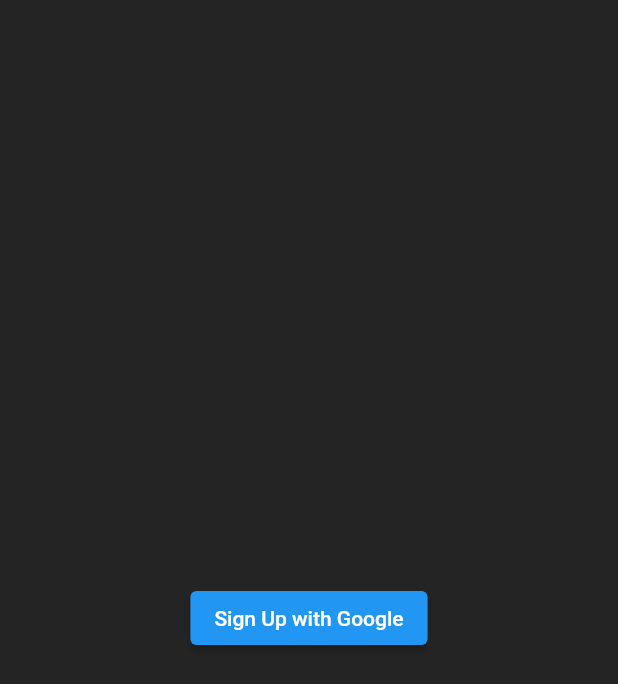
After one commit to Kamlit/watering_tracker, a Flutter app: the screen it shows after launch, after a tap on "Sign Up with Google", on a phone screen of 412 x 824 dp. The commit adds this screen. Shown: the top 684 px of the screen. Run offline on Flutter 3.47's test engine with Material 2 defaults, Android fonts, the phone set to English and light mode, and no system bars; our stand-ins replace bloc, equatable, firebase_auth, firebase_core, flutter_bloc, google_sign_in; accounts and stored records are empty; network calls fail; statements that could not run were skipped.

Commit message:
google authentication

```diff
--- /dev/null
+++ b/lib/logic/blocs/authentication_bloc.dart
@@ -0,0 +1,61 @@
+import 'package:drink_tracker/logic/repositories/authorization_repository.dart';
+import 'package:equatable/equatable.dart';
+import 'package:firebase_auth/firebase_auth.dart';
+import 'package:flutter/material.dart';
+import 'package:flutter_bloc/flutter_bloc.dart';
+
+part 'authentication_state.dart';
+part 'authentication_event.dart';
+
+class AuthenticationBloc extends Bloc<AuthenticationEvent, AuthenticationState> {
+  AuthenticationBloc({
+    required this.authorizationRepository,
+  }) : super(AuthenticationUninitialized()) {
+    on<AppStarted>(_onAppStarted);
+    on<SignInRequested>(_onSignInRequested);
+    on<SignOutRequested>(_onSignOutRequested);
+  }
+
+  void _onAppStarted(
+    AppStarted event,
+    Emitter<AuthenticationState> emit,
+  ) {
+    bool isUserLogged;
+    if (FirebaseAuth.instance.currentUser != null) {
+      isUserLogged = true;
+    } else {
+      isUserLogged = false;
+    }
+    if (isUserLogged) {
+      emit(Authenticated());
+    } else {
+      emit(Unauthenticated());
+    }
+    print(isUserLogged);
+  }
+
+  Future<void> _onSignInRequested(
+    SignInRequested event,
+    Emitter<AuthenticationState> emit,
+  ) async {
+    emit(AuthenticationLoading());
+    try {
+      await authorizationRepository.signIn();
+      emit(Authenticated());
+    } catch (e) {
+      emit(AuthenticationError(e.toString()));
+      emit(Unauthenticated());
+    }
+  }
+
+  Future<void> _onSignOutRequested(
+    SignOutRequested event,
+    Emitter<AuthenticationState> emit,
+  ) async {
+    emit(AuthenticationLoading());
+    await authorizationRepository.signOut();
+    emit(Unauthenticated());
+  }
+
+  final AuthorizationRepository authorizationRepository;
+}
--- /dev/null
+++ b/lib/logic/blocs/authentication_event.dart
@@ -0,0 +1,12 @@
+part of 'authentication_bloc.dart';
+
+abstract class AuthenticationEvent extends Equatable {
+  @override
+  List<Object> get props => [];
+}
+
+class AppStarted extends AuthenticationEvent {}
+
+class SignInRequested extends AuthenticationEvent {}
+
+class SignOutRequested extends AuthenticationEvent {}
--- /dev/null
+++ b/lib/logic/blocs/authentication_state.dart
@@ -0,0 +1,33 @@
+part of 'authentication_bloc.dart';
+
+@immutable
+abstract class AuthenticationState extends Equatable {}
+
+class AuthenticationUninitialized extends AuthenticationState {
+  @override
+  List<Object?> get props => [];
+}
+
+class AuthenticationLoading extends AuthenticationState {
+  @override
+  List<Object?> get props => [];
+}
+
+class Authenticated extends AuthenticationState {
+  @override
+  List<Object?> get props => [];
+}
+
+class Unauthenticated extends AuthenticationState {
+  @override
+  List<Object?> get props => [];
+}
+
+class AuthenticationError extends AuthenticationState {
+  AuthenticationError(this.error);
+
+  final String error;
+
+  @override
+  List<Object?> get props => [error];
+}
--- a/lib/logic/repositories/authorization_repository.dart
+++ b/lib/logic/repositories/authorization_repository.dart
@@ -3,10 +3,11 @@ import 'package:google_sign_in/google_sign_in.dart';
 
 class AuthorizationRepository {
   final _firebaseAuth = FirebaseAuth.instance;
+  final _googleSignIn = GoogleSignIn();
 
   Future<void> signIn() async {
     try {
-      final googleUser = await GoogleSignIn().signIn();
+      final googleUser = await _googleSignIn.signIn();
 
       final googleAuth = await googleUser?.authentication;
 
@@ -15,7 +16,8 @@ class AuthorizationRepository {
         idToken: googleAuth?.idToken,
       );
 
-      await FirebaseAuth.instance.signInWithCredential(credential);
+      await _firebaseAuth.signInWithCredential(credential);
+
     } catch (e) {
       throw Exception(e.toString());
     }
@@ -23,6 +25,7 @@ class AuthorizationRepository {
 
   Future<void> signOut() async {
     try {
+      await _googleSignIn.disconnect();
       await _firebaseAuth.signOut();
     } catch (e) {
       throw Exception(e);
--- /dev/null
+++ b/lib/logic/routes.dart
@@ -0,0 +1,16 @@
+import 'package:drink_tracker/presentation/screens/home/home_screen.dart';
+import 'package:drink_tracker/presentation/screens/login/login_screen.dart';
+import 'package:drink_tracker/presentation/screens/loading/loading_screen.dart';
+import 'package:flutter/material.dart';
+
+class Routes {
+  static const String homeScreen = '/home';
+  static const String loginScreen = '/login';
+  static const String splashScreen = '/splash';
+
+  static Map<String, Widget Function(BuildContext)> routes = {
+    homeScreen: (_) => const HomeScreen(),
+    loginScreen: (_) => const LoginScreen(),
+    splashScreen: (_) => const LoadingScreen(),
+  };
+}
--- a/lib/main.dart
+++ b/lib/main.dart
@@ -1,14 +1,20 @@
+import 'package:drink_tracker/logic/blocs/authentication_bloc.dart';
+import 'package:drink_tracker/logic/blocs/authentication_observer.dart';
+import 'package:drink_tracker/logic/repositories/authorization_repository.dart';
+import 'package:drink_tracker/logic/routes.dart';
 import 'package:drink_tracker/presentation/screens/home/home_screen.dart';
+import 'package:drink_tracker/presentation/screens/login/login_screen.dart';
+import 'package:drink_tracker/presentation/screens/loading/loading_screen.dart';
+import 'package:firebase_auth/firebase_auth.dart';
+import 'package:firebase_core/firebase_core.dart';
 import 'package:flutter/material.dart';
-import 'package:simple_circular_progress_bar/simple_circular_progress_bar.dart';
-import 'package:syncfusion_flutter_charts/charts.dart';
-import 'package:firebase_core/firebase_core.dart';
-import 'dart:math' as math;
+import 'package:flutter_bloc/flutter_bloc.dart';
 
-Future main() async {
+Future<void> main() async {
   WidgetsFlutterBinding.ensureInitialized();
   await Firebase.initializeApp();
   Paint.enableDithering = true;
+  Bloc.observer = AuthenticationObserver();
   runApp(const MyApp());
 }
 
@@ -17,9 +23,30 @@ class MyApp extends StatelessWidget {
 
   @override
   Widget build(BuildContext context) {
-    return MaterialApp(
-      title: 'Drinking Tracker',
-      home: HomeScreen(),
+    return RepositoryProvider(
+      create: (context) => AuthorizationRepository(),
+      child: BlocProvider(
+        create: (context) => AuthenticationBloc(
+          authorizationRepository:
+              RepositoryProvider.of<AuthorizationRepository>(context),
+        )..add(AppStarted()),
+        child: MaterialApp(
+          title: 'Drinking Tracker',
+          home: BlocBuilder<AuthenticationBloc, AuthenticationState>(
+            builder: (context, state) {
+              if(state is Authenticated) {
+                return const HomeScreen();
+              } else if (state is Unauthenticated) {
+                return const LoginScreen();
+              } else if(state is AuthenticationError) {
+                return const Center(child: Text('Error'));
+              }
+              return const LoadingScreen();
+            },
+          ),
+          routes: Routes.routes,
+        ),
+      ),
     );
   }
 }
--- /dev/null
+++ b/lib/presentation/screens/loading/loading_screen.dart
@@ -0,0 +1,17 @@
+import 'package:drink_tracker/logic/blocs/authentication_bloc.dart';
+import 'package:flutter/material.dart';
+import 'package:flutter_bloc/flutter_bloc.dart';
+
+class LoadingScreen extends StatelessWidget {
+  const LoadingScreen({super.key});
+
+  @override
+  Widget build(BuildContext context) {
+    return const Scaffold(
+      backgroundColor: Color.fromARGB(255, 36, 36, 36),
+      body: Center(
+        child: CircularProgressIndicator.adaptive(),
+      ),
+    );
+  }
+}
--- /dev/null
+++ b/lib/presentation/screens/login/login_screen.dart
@@ -0,0 +1,27 @@
+import 'package:drink_tracker/logic/blocs/authentication_bloc.dart';
+import 'package:drink_tracker/logic/routes.dart';
+import 'package:flutter/material.dart';
+import 'package:flutter_bloc/flutter_bloc.dart';
+
+class LoginScreen extends StatelessWidget {
+  const LoginScreen({super.key});
+
+  void _signIn(BuildContext context) {
+    BlocProvider.of<AuthenticationBloc>(context).add(
+      SignInRequested(),
+    );
+  }
+
+  @override
+  Widget build(BuildContext context) {
+    return Scaffold(
+      backgroundColor: Color.fromARGB(255, 36, 36, 36),
+      body: Center(
+        child: ElevatedButton(
+          onPressed: () => _signIn(context),
+          child: const Text('Sign Up with Google'),
+        ),
+      ),
+    );
+  }
+}
--- a/pubspec.yaml
+++ b/pubspec.yaml
@@ -32,6 +32,7 @@ dependencies:
   cupertino_icons: ^1.0.2
   equatable: ^2.0.3
   firebase_auth: ^4.2.5
+  firebase_core: ^2.4.1
   flutter:
     sdk: flutter
   flutter_bloc: ^8.1.1
```
Also changed, not shown: lib/logic/blocs/authentication_observer.dart (added, +41 -0 lines), lib/logic/blocs/authorization_bloc.dart (deleted, +0 -36 lines), lib/logic/blocs/authorization_event.dart (deleted, +0 -10 lines), lib/logic/blocs/authorization_state.dart (deleted, +0 -28 lines), lib/presentation/app_drawer.dart (added, +71 -0 lines), lib/presentation/screens/home/home_screen.dart (+9 -6 lines), pubspec.lock, 3 other files.
